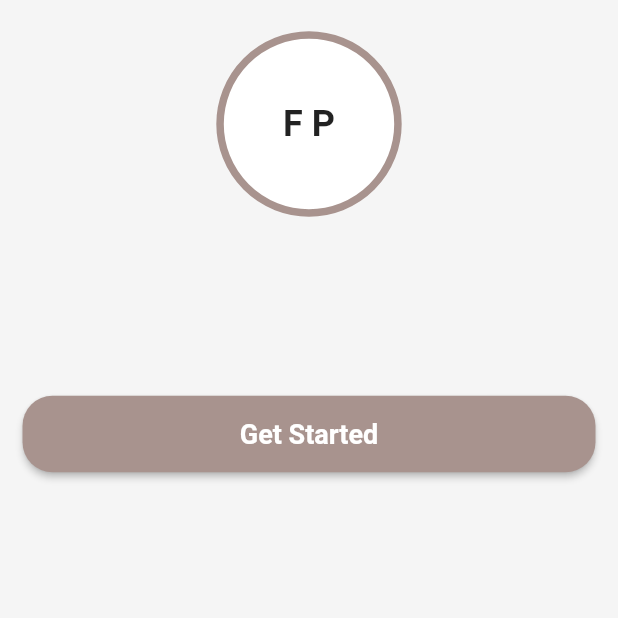
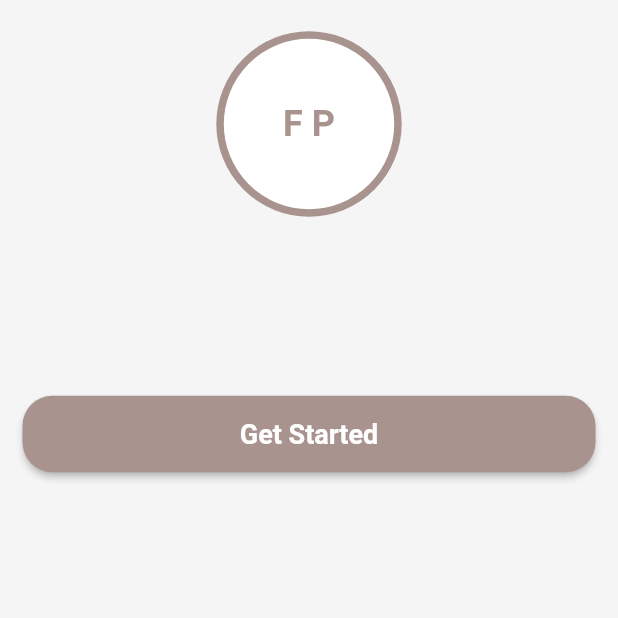
Before and after one commit to kennedyowusu/furniture-app, a Flutter app: the screen it shows after launch, on a phone screen of 412 x 824 dp, the part 494-1112 px from its top. Run offline on Flutter 3.47's test engine with Material 2 defaults, Android fonts, the phone set to English and light mode, and no system bars; our stand-ins replace animate_do, flutter_riverpod, flutter_svg.

Commit message:
update brand color

```diff
--- a/lib/views/welcome/welcome.dart
+++ b/lib/views/welcome/welcome.dart
@@ -32,9 +32,9 @@ class WelcomeView extends StatelessWidget {
                     child: Text(
                       'F P',
                       style: TextStyle(
-                        fontSize: 24,
-                        fontWeight: FontWeight.bold,
-                      ),
+                          fontSize: 24,
+                          fontWeight: FontWeight.bold,
+                          color: primaryColor),
                     ),
                   ),
                 ),
```
